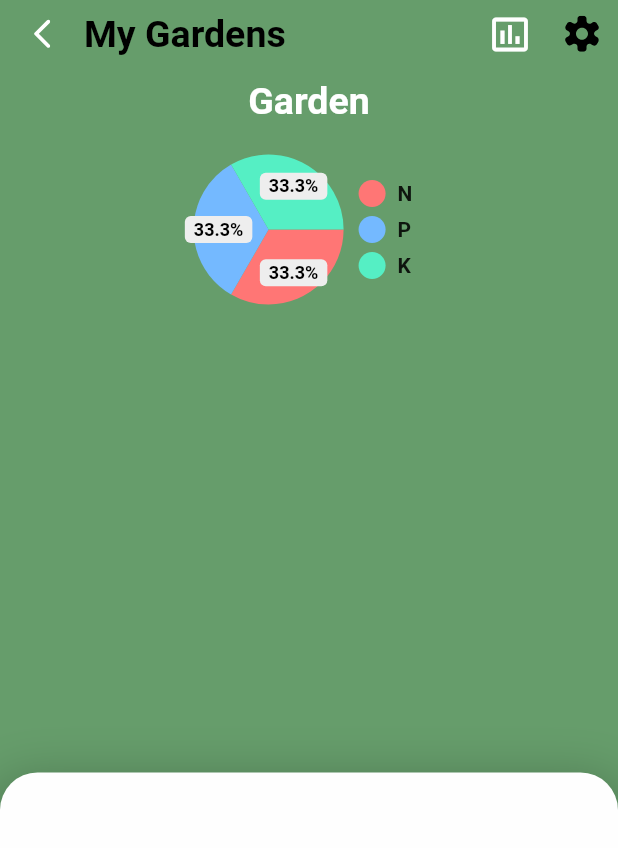
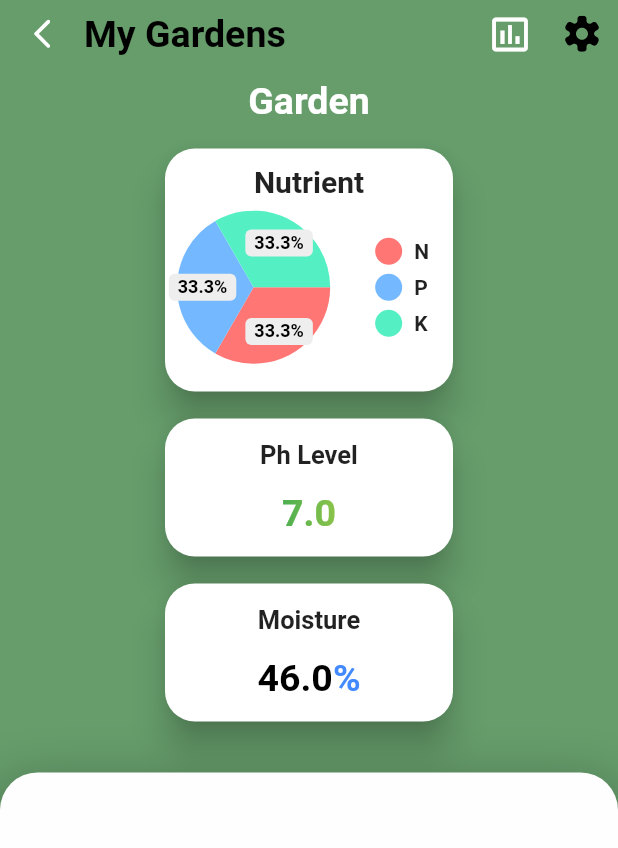
Before and after one commit to UkiDelly/Soil-Monitoring-system, a Flutter app: the Garden screen opened directly, on a phone screen of 412 x 824 dp. Shown: the top 848 px of the screen. Run offline on Flutter 3.47's test engine with Material 2 defaults, Android fonts, the light colour scheme and no system bars; drawn by our look-alikes of pie_chart, simple_gradient_text; our stand-ins replace flutter_svg, page_transition; Roboto replaces fonts that are missing (Readex Pro).

Commit message:
Add status in the Garden Page
add chart of NPK status, ph level and moisture level

```diff
--- /dev/null
+++ b/lib/IOS/Gardens/Garden Page widgets/garden_page_name.dart
@@ -0,0 +1,46 @@
+import 'package:flutter/material.dart';
+
+class GardenName extends StatefulWidget {
+  var isSettingPressed, gardenName, nameControl;
+  GardenName(
+      {Key? key, this.isSettingPressed, this.gardenName, this.nameControl})
+      : super(key: key);
+
+  @override
+  _GardenNameState createState() => _GardenNameState();
+}
+
+class _GardenNameState extends State<GardenName> {
+  @override
+  Widget build(BuildContext context) {
+    return SizedBox(
+      child: Container(
+          height: 50,
+          padding: const EdgeInsets.all(8),
+
+          // if edit buttom is not pressed
+          child: widget.isSettingPressed == false
+              ? Text(
+                  widget.gardenName,
+                  style: const TextStyle(
+                      fontFamily: "Readex Pro",
+                      fontSize: 25,
+                      fontWeight: FontWeight.bold,
+                      color: Colors.white),
+                )
+              //if edit buttom ispressed
+              : SizedBox(
+                  width: 100,
+                  child: TextField(
+                    style: const TextStyle(fontSize: 15),
+                    controller: widget.nameControl,
+                    textAlign: TextAlign.center,
+                    cursorColor: Colors.black,
+                    decoration: InputDecoration(
+                      hintText: widget.gardenName,
+                    ),
+                  ),
+                )),
+    );
+  }
+}
--- /dev/null
+++ b/lib/IOS/Gardens/Garden Page widgets/moisture.dart
@@ -0,0 +1,45 @@
+import 'package:flutter/material.dart';
+
+class MoistureLevel extends StatefulWidget {
+  double moisture;
+  MoistureLevel({Key? key, required this.moisture}) : super(key: key);
+
+  @override
+  _MoistureLevelState createState() => _MoistureLevelState();
+}
+
+class _MoistureLevelState extends State<MoistureLevel> {
+  @override
+  Widget build(BuildContext context) {
+    return SizedBox(
+      width: 200,
+      height: 100,
+      child: Card(
+        elevation: 10,
+        shape: RoundedRectangleBorder(borderRadius: BorderRadius.circular(20)),
+        child:
+            Column(mainAxisAlignment: MainAxisAlignment.spaceEvenly, children: [
+          const Text("Moisture",
+              style: TextStyle(fontSize: 17, fontWeight: FontWeight.bold)),
+          RichText(
+              text: TextSpan(children: [
+            TextSpan(
+              text: "${widget.moisture}",
+              style: const TextStyle(
+                  fontSize: 25,
+                  fontWeight: FontWeight.bold,
+                  color: Colors.black),
+            ),
+            const TextSpan(
+              text: "%",
+              style: TextStyle(
+                  fontSize: 25,
+                  fontWeight: FontWeight.bold,
+                  color: Colors.blueAccent),
+            )
+          ]))
+        ]),
+      ),
+    );
+  }
+}
--- /dev/null
+++ b/lib/IOS/Gardens/Garden Page widgets/npk_status.dart
@@ -0,0 +1,48 @@
+import 'package:flutter/material.dart';
+import 'package:pie_chart/pie_chart.dart';
+
+class NPKstatus extends StatefulWidget {
+  late Map<String, double> dataMap;
+  NPKstatus({Key? key, required this.dataMap}) : super(key: key);
+
+  @override
+  _NPKstatusState createState() => _NPKstatusState();
+}
+
+class _NPKstatusState extends State<NPKstatus> {
+  @override
+  Widget build(BuildContext context) {
+    return SizedBox(
+      width: 200,
+      height: 170,
+      child: Card(
+        clipBehavior: Clip.hardEdge,
+        elevation: 10,
+        child: Column(
+          mainAxisAlignment: MainAxisAlignment.center,
+          children: [
+            const Text(
+              "Nutrient",
+              style: TextStyle(
+                  fontFamily: "Readex Pro",
+                  fontWeight: FontWeight.bold,
+                  fontSize: 20),
+            ),
+            PieChart(
+              dataMap: widget.dataMap,
+              emptyColor: Colors.white,
+              chartRadius: 150,
+              animationDuration: const Duration(seconds: 1),
+              chartLegendSpacing: 30,
+              chartValuesOptions: const ChartValuesOptions(
+                showChartValuesInPercentage: true,
+              ),
+              ringStrokeWidth: 40,
+            )
+          ],
+        ),
+        shape: RoundedRectangleBorder(borderRadius: BorderRadius.circular(20)),
+      ),
+    );
+  }
+}
--- /dev/null
+++ b/lib/IOS/Gardens/Garden Page widgets/phLevel.dart
@@ -0,0 +1,58 @@
+import 'package:flutter/material.dart';
+import 'package:pie_chart/pie_chart.dart';
+import 'package:simple_gradient_text/simple_gradient_text.dart';
+
+class PhLevel extends StatefulWidget {
+  var ph;
+  PhLevel({Key? key, this.ph}) : super(key: key);
+
+  @override
+  _PhLevelState createState() => _PhLevelState();
+}
+
+class _PhLevelState extends State<PhLevel> {
+  @override
+  Widget build(BuildContext context) {
+    return SizedBox(
+      width: 200,
+      height: 100,
+      child: Card(
+        elevation: 10,
+        shape: RoundedRectangleBorder(borderRadius: BorderRadius.circular(20)),
+        child: Column(
+          mainAxisAlignment: MainAxisAlignment.spaceEvenly,
+          children: [
+            const Text("Ph Level",
+                style: TextStyle(fontWeight: FontWeight.bold, fontSize: 17)),
+            GradientText(
+              "${widget.ph}",
+              colors: getColor(widget.ph),
+              style: const TextStyle(fontSize: 25, fontWeight: FontWeight.bold),
+            )
+          ],
+        ),
+      ),
+    );
+  }
+}
+
+getColor(double ph) {
+  late List<Color> color;
+
+  if (ph < 3) {
+    color = [Colors.red, Colors.red];
+    return color;
+  } else if (ph < 6) {
+    color = [Colors.orange, Colors.yellow];
+    return color;
+  } else if (ph == 7) {
+    color = [Colors.green, Colors.lightGreen];
+    return color;
+  } else if (ph > 7 && ph < 11) {
+    color = [Colors.blue, Colors.purple];
+    return color;
+  } else {
+    color = [Colors.purple, Colors.indigo];
+    return color;
+  }
+}
--- a/lib/IOS/Gardens/garden_page.dart
+++ b/lib/IOS/Gardens/garden_page.dart
@@ -1,9 +1,13 @@
 import 'package:flutter/material.dart';
 import 'package:flutter_svg/svg.dart';
 import 'package:page_transition/page_transition.dart';
-import 'package:pie_chart/pie_chart.dart';
+import 'package:thesis/IOS/Gardens/Garden%20Page%20widgets/garden_page_name.dart';
+import 'package:thesis/IOS/Gardens/Garden%20Page%20widgets/moisture.dart';
+import 'package:thesis/IOS/Gardens/Garden%20Page%20widgets/phLevel.dart';
 import 'package:thesis/IOS/Gardens/history_page.dart';
 import 'dart:math' as math;
+
+import 'Garden Page widgets/npk_status.dart';
 
 class Garden extends StatefulWidget {
   const Garden({Key? key}) : super(key: key);
@@ -17,6 +21,8 @@ class _GardenState extends State<Garden> {
   bool isSettingPressed = false;
   String gardenName = "Garden";
   Map<String, double> dataMap = {"N": 30, "P": 30, "K": 30};
+  double ph = 7;
+  double moisture = 46;
 
   TextEditingController nameControl = TextEditingController();
 
@@ -103,49 +109,50 @@ class _GardenState extends State<Garden> {
           bottom: false,
           child: SizedBox(
             child: Column(
+              mainAxisAlignment: MainAxisAlignment.spaceEvenly,
+              crossAxisAlignment: CrossAxisAlignment.center,
               children: [
                 // Name of the Garden
-
-                SizedBox(
-                  child: Container(
-                      height: 50,
-                      padding: const EdgeInsets.all(8),
-
-                      // if edit buttom is not pressed
-                      child: isSettingPressed == false
-                          ? Text(
-                              gardenName,
-                              style: const TextStyle(
-                                  fontFamily: "Readex Pro",
-                                  fontSize: 25,
-                                  fontWeight: FontWeight.bold,
-                                  color: Colors.white),
-                            )
-                          //if edit buttom ispressed
-                          : SizedBox(
-                              width: 100,
-                              child: TextField(
-                                style: const TextStyle(fontSize: 15),
-                                controller: nameControl,
-                                textAlign: TextAlign.center,
-                                cursorColor: Colors.black,
-                                decoration: InputDecoration(
-                                  hintText: gardenName,
-                                ),
-                              ),
-                            )),
-                ),
+                GardenName(
+                    gardenName: gardenName,
+                    isSettingPressed: isSettingPressed,
+                    nameControl: nameControl),
 
                 // Body
                 SizedBox(
                   height: 420,
-                  child: Column(
-                    mainAxisAlignment: MainAxisAlignment.start,
+                  child: Row(
+                    mainAxisAlignment: MainAxisAlignment.spaceEvenly,
                     children: [
-                      // NPK status
-                      SizedBox(
-                        child: NPKstatus(dataMap: dataMap),
-                      )
+                      Column(
+                        mainAxisAlignment: MainAxisAlignment.start,
+                        children: [
+                          // NPK status
+                          SizedBox(
+                            child: NPKstatus(dataMap: dataMap),
+                          ),
+
+                          //
+                          const SizedBox(
+                            height: 10,
+                          ),
+
+                          // Ph Level
+                          PhLevel(
+                            ph: ph,
+                          ),
+
+                          //
+                          const SizedBox(
+                            height: 10,
+                          ),
+
+                          // Moisture
+                          MoistureLevel(
+                            moisture: moisture,
+                          ),
+                        ],
+                      ),
                     ],
                   ),
                 ),
@@ -176,27 +183,6 @@ class _GardenState extends State<Garden> {
   }
 }
 
-class NPKstatus extends StatefulWidget {
-  late Map<String, double> dataMap;
-  NPKstatus({Key? key, required this.dataMap}) : super(key: key);
-
-  @override
-  _NPKstatusState createState() => _NPKstatusState();
-}
-
-class _NPKstatusState extends State<NPKstatus> {
-  @override
-  Widget build(BuildContext context) {
-    return PieChart(
-      dataMap: widget.dataMap,
-      chartLegendSpacing: 10,
-      chartRadius: 100,
-      chartValuesOptions:
-          const ChartValuesOptions(showChartValuesInPercentage: true),
-    );
-  }
-}
-
 // Random color
 Color randomColor() {
   var g = math.Random.secure().nextInt(255);
--- a/pubspec.yaml
+++ b/pubspec.yaml
@@ -33,6 +33,9 @@ dependencies:
   page_transition:
   timelines:
   pie_chart:
+  transition:
+  simple_gradient_text: ^1.2.2
+  animated_widgets: ^1.1.0
 
   # The following adds the Cupertino Icons font to your application.
   # Use with the CupertinoIcons class for iOS style icons.
```
Also changed, not shown: pubspec.lock.
